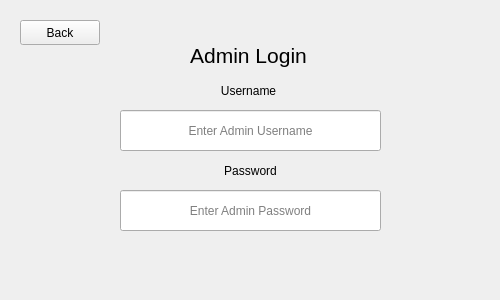
Old version of the form src/adminlogin.ui in the repository brianclinkenbeard/pamphlet.
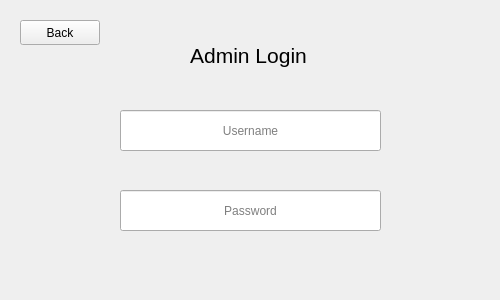
New version of the form.

What changed in the file:
```diff
--- a/src/adminlogin.ui
+++ b/src/adminlogin.ui
@@ -63,50 +63,8 @@
     <set>Qt::AlignCenter</set>
    </property>
    <property name="placeholderText">
-    <string>Enter Admin Username</string>
-   </property>
-  </widget>
-  <widget class="QLabel" name="username_label">
-   <property name="geometry">
-    <rect>
-     <x>3</x>
-     <y>80</y>
-     <width>491</width>
-     <height>21</height>
-    </rect>
-   </property>
-   <property name="font">
-    <font>
-     <pointsize>9</pointsize>
-    </font>
-   </property>
-   <property name="text">
     <string>Username</string>
    </property>
-   <property name="alignment">
-    <set>Qt::AlignCenter</set>
-   </property>
-  </widget>
-  <widget class="QLabel" name="password_label">
-   <property name="geometry">
-    <rect>
-     <x>0</x>
-     <y>160</y>
-     <width>501</width>
-     <height>21</height>
-    </rect>
-   </property>
-   <property name="font">
-    <font>
-     <pointsize>9</pointsize>
-    </font>
-   </property>
-   <property name="text">
-    <string>Password</string>
-   </property>
-   <property name="alignment">
-    <set>Qt::AlignCenter</set>
-   </property>
   </widget>
   <widget class="QLineEdit" name="password_edit">
    <property name="geometry">
@@ -124,7 +82,7 @@
     <set>Qt::AlignCenter</set>
    </property>
    <property name="placeholderText">
-    <string>Enter Admin Password</string>
+    <string>Password</string>
    </property>
   </widget>
   <widget class="QLabel" name="error_label">
```
